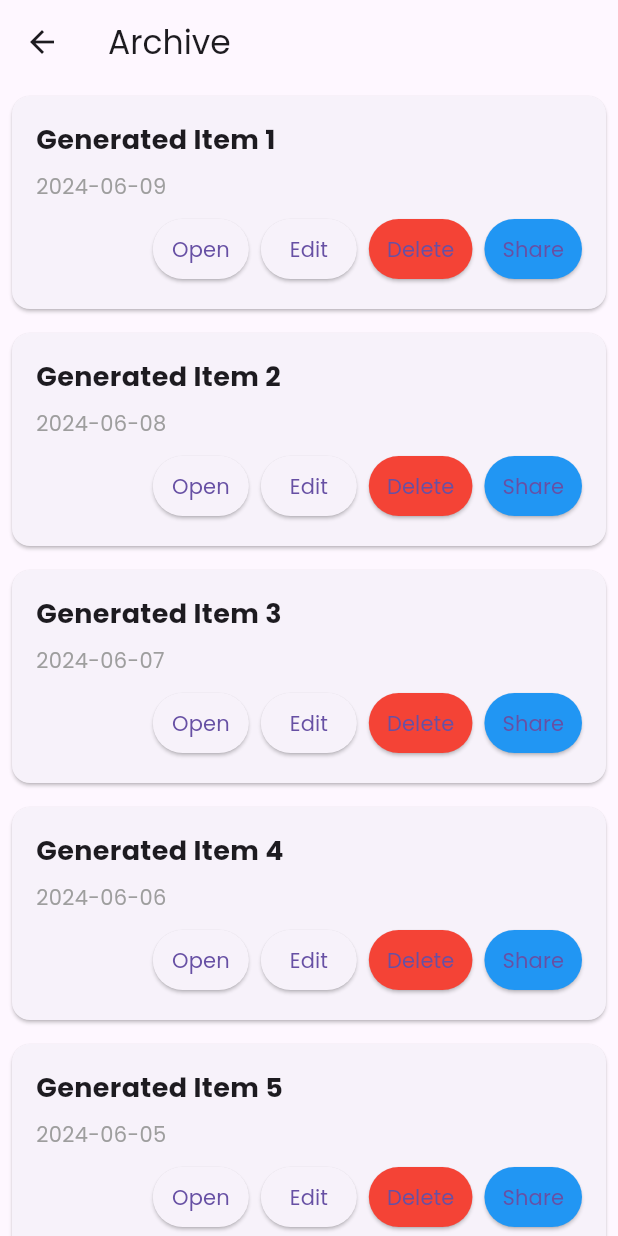
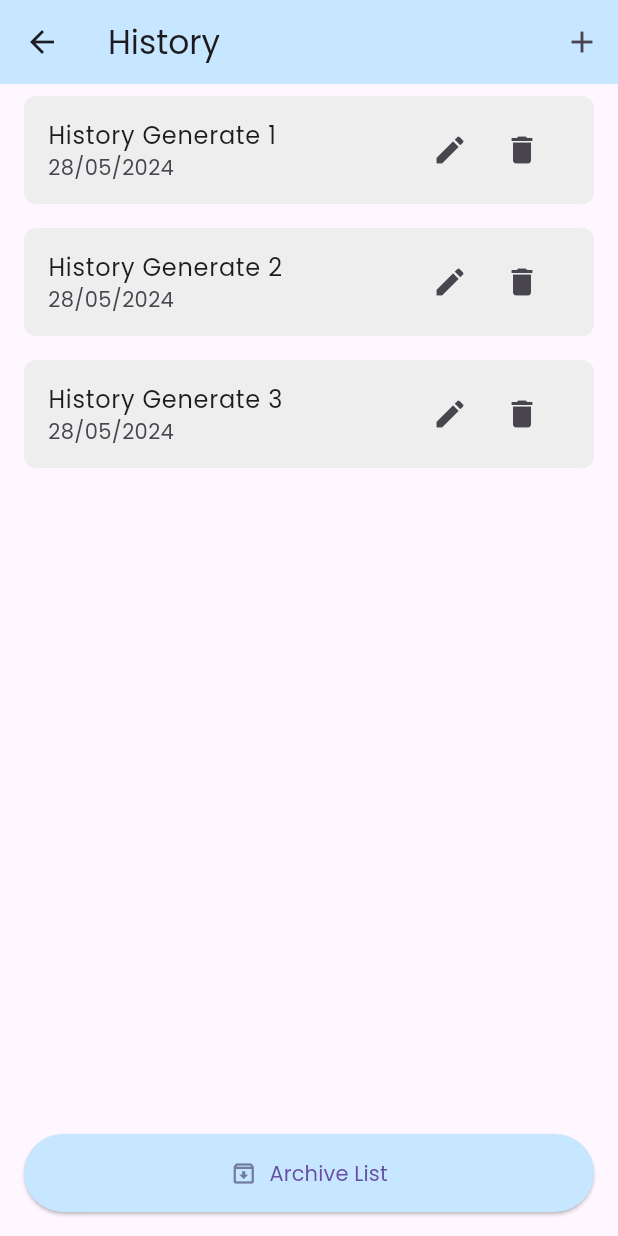
Before and after one commit to Virgoo00/mondaechat, a Flutter app: the ArchiveScreen screen opened directly, on a phone screen of 412 x 824 dp. Run offline on Flutter 3.47's test engine with Material 3 defaults, Android fonts, the phone set to English and light mode, and no system bars; our stand-ins replace cached_network_image, fl_chart, flutter_spinkit, flutter_svg, google_generative_ai, image_picker; missing offline and left inert: flutter_downloader; statements that could not run were skipped; project files that could hold a hidden picture were left out.

Commit message:
Update archive_screen.dart

```diff
--- a/lib/screens/onboarding/archive_screen.dart
+++ b/lib/screens/onboarding/archive_screen.dart
@@ -1,12 +1,10 @@
 import 'package:flutter/material.dart';
-import 'generate_teks.dart';
-import 'edit_archive.dart'; // Impor layar pengeditan
 
 class ArchiveItem {
   final String title;
-  final DateTime dateTime;
+  final String date; // Gunakan String untuk menyimpan tanggal
 
-  ArchiveItem({required this.title, required this.dateTime});
+  ArchiveItem({required this.title, required this.date});
 }
 
 class ArchiveScreen extends StatefulWidget {
@@ -15,13 +13,11 @@ class ArchiveScreen extends StatefulWidget {
 }
 
 class _ArchiveScreenState extends State<ArchiveScreen> {
-  List<ArchiveItem> archiveItems = List.generate(
-    10,
-    (index) => ArchiveItem(
-      title: 'Generated Item ${index + 1}',
-      dateTime: DateTime.now().subtract(Duration(days: index)),
-    ),
-  );
+  List<ArchiveItem> archiveItems = [
+    ArchiveItem(title: 'History Generate 1', date: '28/05/2024'),
+    ArchiveItem(title: 'History Generate 2', date: '28/05/2024'),
+    ArchiveItem(title: 'History Generate 3', date: '28/05/2024'),
+  ];
 
   void _deleteItem(int index) {
     setState(() {
@@ -29,17 +25,43 @@ class _ArchiveScreenState extends State<ArchiveScreen> {
     });
   }
 
-  void _editItem(int index, ArchiveItem newItem) {
+  void _editItem(int index, String newTitle) {
     setState(() {
-      archiveItems[index] = newItem;
+      archiveItems[index] = ArchiveItem(title: newTitle, date: archiveItems[index].date);
     });
   }
 
-  void _shareItem(ArchiveItem item) {
-    // Implement share functionality here
-    // For demonstration, just showing a snackbar
-    ScaffoldMessenger.of(context).showSnackBar(
-      SnackBar(content: Text('Sharing ${item.title}')),
+  void _showEditDialog(int index) {
+    TextEditingController _controller = TextEditingController(text: archiveItems[index].title);
+
+    showDialog(
+      context: context,
+      builder: (BuildContext context) {
+        return AlertDialog(
+          title: Text('Edit History Name'),
+          content: TextField(
+            controller: _controller,
+            decoration: InputDecoration(
+              labelText: 'New History Name',
+            ),
+          ),
+          actions: [
+            TextButton(
+              child: Text('Cancel'),
+              onPressed: () {
+                Navigator.of(context).pop();
+              },
+            ),
+            ElevatedButton(
+              child: Text('Save'),
+              onPressed: () {
+                _editItem(index, _controller.text);
+                Navigator.of(context).pop();
+              },
+            ),
+          ],
+        );
+      },
     );
   }
 
@@ -47,81 +69,53 @@ class _ArchiveScreenState extends State<ArchiveScreen> {
   Widget build(BuildContext context) {
     return Scaffold(
       appBar: AppBar(
-        title: const Text('Archive'),
+        title: const Text('History'),
+        backgroundColor: Color.fromARGB(255, 199, 230, 255),
+        leading: IconButton(
+          icon: const Icon(Icons.arrow_back),
+          onPressed: () {
+            Navigator.pop(context);
+          },
         ),
-      body: ListView.builder(
+        actions: [
+          IconButton(
+            onPressed: () {
+              // Implementasi untuk menambahkan item
+            },
+            icon: Icon(Icons.add),
+          ),
+        ],
+      ),
+      body: Column(
+        children: [
+          Expanded(
+            child: ListView.builder(
               itemCount: archiveItems.length,
               itemBuilder: (context, index) {
                 final item = archiveItems[index];
-          return Card(
-            margin: const EdgeInsets.all(8.0),
-            child: Padding(
-              padding: const EdgeInsets.all(16.0),
-              child: Column(
-                crossAxisAlignment: CrossAxisAlignment.start,
+                return Container(
+                  margin: EdgeInsets.symmetric(vertical: 8.0, horizontal: 16.0),
+                  decoration: BoxDecoration(
+                    color: Colors.grey[200],
+                    borderRadius: BorderRadius.circular(8.0),
+                  ),
+                  child: ListTile(
+                    title: Text(item.title),
+                    subtitle: Text(item.date),
+                    trailing: Row(
+                      mainAxisSize: MainAxisSize.min,
                       children: [
-                  Text(
-                    item.title,
-                    style: const TextStyle(fontSize: 18, fontWeight: FontWeight.bold),
+                        IconButton(
+                          icon: Icon(Icons.edit),
+                          onPressed: () {
+                            _showEditDialog(index);
+                          },
                         ),
-                  const SizedBox(height: 8),
-                  Text(
-                    "${item.dateTime.toLocal()}".split(' ')[0],
-                    style: const TextStyle(color: Colors.grey),
-                  ),
-                  const SizedBox(height: 8),
-                  Row(
-                    mainAxisAlignment: MainAxisAlignment.end,
-                    children: [
-                      ElevatedButton(
+                        IconButton(
+                          icon: Icon(Icons.delete),
                           onPressed: () {
-                          Navigator.push(
-                            context,
-                            MaterialPageRoute(builder: (context) => const ChatScreen()),
-                          );
+                            _deleteItem(index);
                           },
-                        style: ElevatedButton.styleFrom(
-                          padding: EdgeInsets.symmetric(horizontal: 12, vertical: 8),
-                        ),
-                        child: const Text('Open'),
-                      ),
-                      const SizedBox(width: 8),
-                      ElevatedButton(
-                        onPressed: () {
-                          Navigator.push(
-                            context,
-                            MaterialPageRoute(
-                              builder: (context) => EditScreen(
-                                item: item,
-                                onEdit: (newItem) => _editItem(index, newItem),
-                              ),
-                            ),
-                          );
-                        },
-                        style: ElevatedButton.styleFrom(
-                          padding: EdgeInsets.symmetric(horizontal: 12, vertical: 8),
-                        ),
-                        child: const Text('Edit'),
-                      ),
-                      const SizedBox(width: 8),
-                      ElevatedButton(
-                        onPressed: () => _deleteItem(index),
-                        style: ElevatedButton.styleFrom(
-                          backgroundColor: Colors.red, // Background color
-                          padding: EdgeInsets.symmetric(horizontal: 12, vertical: 8),
-                        ),
-                        child: const Text('Delete'),
-                      ),
-                      const SizedBox(width: 8),
-                      ElevatedButton(
-                        onPressed: () => _shareItem(item),
-                        style: ElevatedButton.styleFrom(
-                          backgroundColor: Colors.blue, // Background color
-                          padding: EdgeInsets.symmetric(horizontal: 12, vertical: 8),
-                        ),
-                        child: const Text('Share'),
-                      ),
-                    ],
                         ),
                       ],
                     ),
@@ -129,110 +123,147 @@ class _ArchiveScreenState extends State<ArchiveScreen> {
                 );
               },
             ),
+          ),
+          Container(
+            padding: EdgeInsets.all(16.0),
+            child: ElevatedButton(
+              onPressed: () {
+                Navigator.push(
+                  context,
+                  MaterialPageRoute(builder: (context) => ArchiveListScreen()),
+                );
+              },
+              style: ElevatedButton.styleFrom(
+                backgroundColor: Color(0xFFC7E6FF),
+                padding: EdgeInsets.symmetric(vertical: 16.0),
+              ),
+              child: Row(
+                mainAxisAlignment: MainAxisAlignment.center,
+                children: [
+                  Icon(Icons.archive_outlined, color: Color(0xFF717CA1)),
+                  SizedBox(width: 8.0),
+                  Text('Archive List'),
+                ],
+              ),
+            ),
+          ),
+        ],
+      ),
     );
   }
 }
 
+class ArchiveListScreen extends StatefulWidget {
+  @override
+  _ArchiveListScreenState createState() => _ArchiveListScreenState();
+}
 
+class _ArchiveListScreenState extends State<ArchiveListScreen> {
+  List<ArchiveItem> archiveListItems = [
+    ArchiveItem(title: 'Archived Item 1', date: '28/05/2024'),
+    ArchiveItem(title: 'Archived Item 2', date: '28/05/2024'),
+    ArchiveItem(title: 'Archived Item 3', date: '28/05/2024'),
+  ];
 
+  void _deleteItem(int index) {
+    setState(() {
+      archiveListItems.removeAt(index);
+    });
+  }
 
+  void _editItem(int index, String newTitle) {
+    setState(() {
+      archiveListItems[index] = ArchiveItem(title: newTitle, date: archiveListItems[index].date);
+    });
+  }
 
+  void _showEditDialog(int index) {
+    TextEditingController _controller = TextEditingController(text: archiveListItems[index].title);
 
+    showDialog(
+      context: context,
+      builder: (BuildContext context) {
+        return AlertDialog(
+          title: Text('Edit Archive Name'),
+          content: TextField(
+            controller: _controller,
+            decoration: InputDecoration(
+              labelText: 'New Archive Name',
+            ),
+          ),
+          actions: [
+            TextButton(
+              child: Text('Cancel'),
+              onPressed: () {
+                Navigator.of(context).pop();
+              },
+            ),
+            ElevatedButton(
+              child: Text('Save'),
+              onPressed: () {
+                _editItem(index, _controller.text);
+                Navigator.of(context).pop();
+              },
+            ),
+          ],
+        );
+      },
+    );
+  }
 
-// KODE LAMA
-// import 'package:flutter/material.dart';
-
-// import 'chat_screen.dart';
-
-// class ArchiveItem {
-//   final String title;
-//   final DateTime dateTime;
-
-//   ArchiveItem({required this.title, required this.dateTime});
-// }
-
-// class ArchiveScreen extends StatelessWidget {
-//   ArchiveScreen({super.key});
-
-//   final List<ArchiveItem> archiveItems = List.generate(
-//     10,
-//         (index) => ArchiveItem(
-//       title: 'Generated Item ${index + 1}',
-//       dateTime: DateTime.now().subtract(Duration(days: index)),
-//     ),
-//   );
-//   @override
-//   Widget build(BuildContext context) {
-//     return Scaffold(
-//       appBar: AppBar(
-//         title: const Text('Archive'),
-//       ),
-//       body: ListView.builder(
-//         itemCount: archiveItems.length,
-//         itemBuilder: (context, index) {
-//           final item = archiveItems[index];
-//           return Card(
-//             margin: const EdgeInsets.all(8.0),
-//             child: Padding(
-//               padding: const EdgeInsets.all(16.0),
-//               child: Column(
-//                 crossAxisAlignment: CrossAxisAlignment.start,
-//                 children: [
-//                   Text(
-//                     item.title,
-//                     style: const TextStyle(fontSize: 18, fontWeight: FontWeight.bold),
-//                   ),
-//                   const SizedBox(height: 8),
-//                   Text(
-//                     """${'${item.dateTime.toLocal()}'.split(' ')[0]} at ${'${item.dateTime.toLocal()}'.split(' ')[1].substring(0, 5)}""",
-//                     style: const TextStyle(color: Colors.grey),
-//                   ),
-//                   const SizedBox(height: 2),
-//                   Row(
-//                     mainAxisAlignment: MainAxisAlignment.end,
-//                     children: [
-//                       ElevatedButton(
-//                         onPressed: () {
-//                           Navigator.push(
-//                             context,
-//                             MaterialPageRoute(builder: (context) => const ChatScreen()),
-//                           );
-//                         },
-//                         child: const Text('Open'),
-//                       ),
-//                       const SizedBox(width: 2),
-//                       ElevatedButton(
-//                         onPressed: () {
-//                         },
-//                         child: const Text('Edit'),
-//                       ),
-//                       const SizedBox(width: 0),
-//                       ElevatedButton(
-//                         onPressed: () {
-//                         },
-//                         style: ElevatedButton.styleFrom(
-//                           backgroundColor: Colors.red, // Background color
-//                         ),
-//                         child: const Text('Delete'),
-//                       ),
-//                       const SizedBox(width: 0),
-//                       ElevatedButton(
-//                         onPressed: () {
-//                           // Implement share functionality
-//                         },
-//                         style: ElevatedButton.styleFrom(
-//                           backgroundColor: Colors.blue, // Background color
-//                         ),
-//                         child: const Text('Share'),
-//                       ),
-//                     ],
-//                   ),
-//                 ],
-//               ),
-//             ),
-//           );
-//         },
-//       ),
-//     );
-//   }
-// }
+  @override
+  Widget build(BuildContext context) {
+    return Scaffold(
+      appBar: AppBar(
+        title: const Text('Archive List'),
+        backgroundColor: Color.fromARGB(255, 199, 230, 255),
+        leading: IconButton(
+          icon: const Icon(Icons.arrow_back),
+          onPressed: () {
+            Navigator.pop(context);
+          },
+        ),
+      ),
+      body: Column(
+        children: [
+          Expanded(
+            child: ListView.builder(
+              itemCount: archiveListItems.length,
+              itemBuilder: (context, index) {
+                final item = archiveListItems[index];
+                return Container(
+                  margin: EdgeInsets.symmetric(vertical: 8.0, horizontal: 16.0),
+                  decoration: BoxDecoration(
+                    color: Colors.grey[200],
+                    borderRadius: BorderRadius.circular(8.0),
+                  ),
+                  child: ListTile(
+                    title: Text(item.title),
+                    subtitle: Text(item.date),
+                    trailing: Row(
+                      mainAxisSize: MainAxisSize.min,
+                      children: [
+                        IconButton(
+                          icon: Icon(Icons.edit),
+                          onPressed: () {
+                            _showEditDialog(index);
+                          },
+                        ),
+                        IconButton(
+                          icon: Icon(Icons.delete),
+                          onPressed: () {
+                            _deleteItem(index);
+                          },
+                        ),
+                      ],
+                    ),
+                  ),
+                );
+              },
+            ),
+          ),
+        ],
+      ),
+    );
+  }
+}
```
Lines whose indentation alone changed are shown as unchanged.
